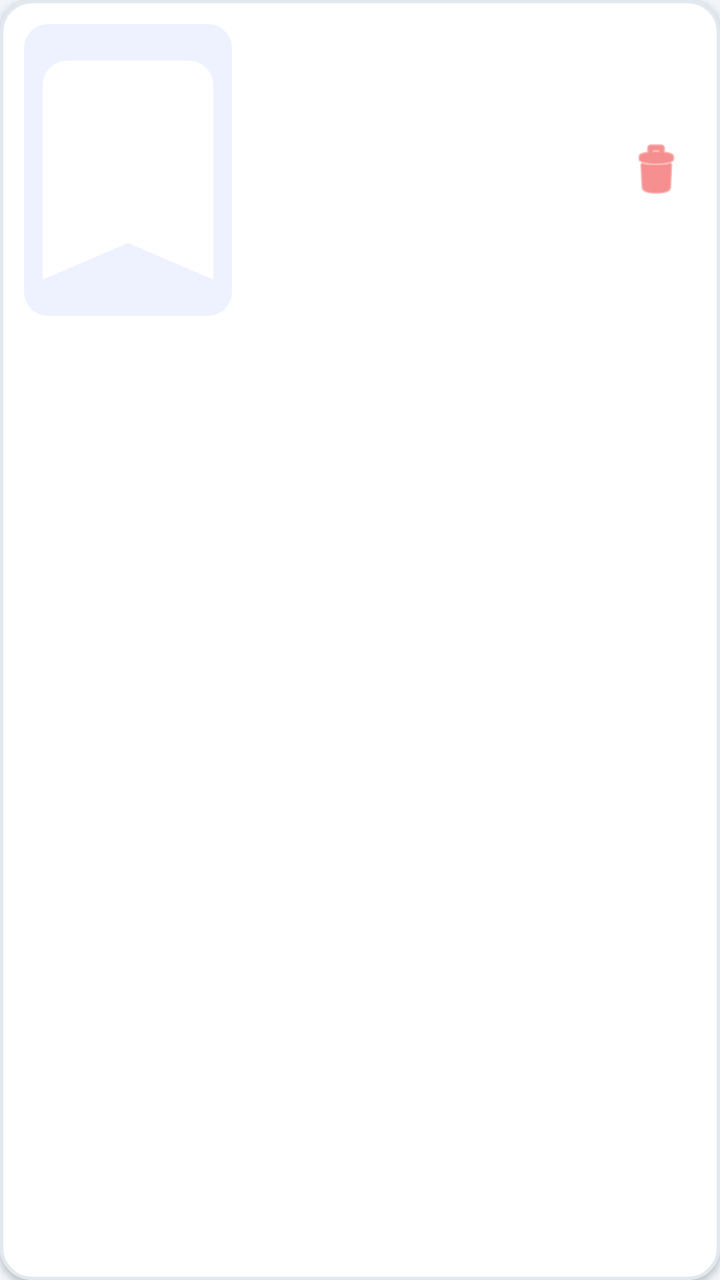
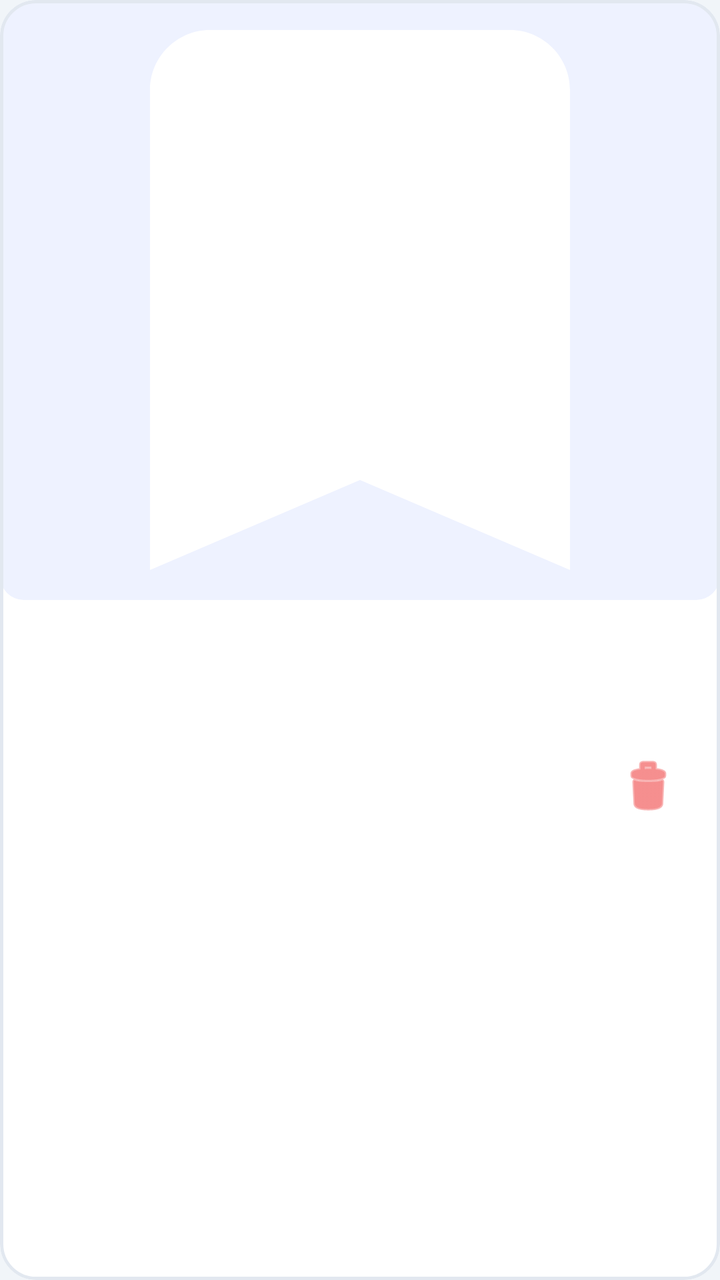

An Android layout rendered at two revisions. The XML below is the earlier revision; the diff shows what the commit changed to produce the second picture.
<!-- AndroidManifest.xml: application theme Theme.ReelSort -->
<!-- res/layout/item_reel.xml -->
<?xml version="1.0" encoding="utf-8"?>
<com.google.android.material.card.MaterialCardView
    xmlns:android="http://schemas.android.com/apk/res/android"
    xmlns:app="http://schemas.android.com/apk/res-auto"
    android:layout_width="match_parent"
    android:layout_height="wrap_content"
    android:layout_marginHorizontal="12dp"
    android:layout_marginVertical="7dp"
    app:cardBackgroundColor="@color/card_background"
    app:strokeColor="@color/card_stroke"
    app:strokeWidth="1.5dp"
    app:cardElevation="2dp"
    app:cardCornerRadius="16dp">

    <LinearLayout
        android:layout_width="match_parent"
        android:layout_height="wrap_content"
        android:orientation="horizontal"
        android:padding="12dp"
        android:gravity="center_vertical">

        
        <com.google.android.material.imageview.ShapeableImageView
            android:id="@+id/ivThumbnail"
            android:layout_width="104dp"
            android:layout_height="146dp"
            android:scaleType="centerCrop"
            android:background="@drawable/bg_icon_badge"
            android:src="@drawable/ic_bookmark"
            app:shapeAppearanceOverlay="@style/RoundedCornerImage"
            android:layout_marginEnd="14dp" />

        <LinearLayout
            android:layout_width="0dp"
            android:layout_height="wrap_content"
            android:layout_weight="1"
            android:orientation="vertical">

            
            <TextView
                android:id="@+id/tvTitle"
                android:layout_width="match_parent"
                android:layout_height="wrap_content"
                android:textSize="16sp"
                android:textStyle="bold"
                android:textColor="@color/text_primary"
                android:ellipsize="end"
                android:maxLines="3" />

            <TextView
                android:id="@+id/tvSubtitle"
                android:layout_width="match_parent"
                android:layout_height="wrap_content"
                android:textSize="13sp"
                android:textColor="@color/text_secondary"
                android:layout_marginTop="5dp"
                android:maxLines="1"
                android:ellipsize="end" />

            <TextView
                android:id="@+id/tvDate"
                android:layout_width="match_parent"
                android:layout_height="wrap_content"
                android:textSize="12sp"
                android:textColor="@color/text_muted"
                android:layout_marginTop="6dp" />
        </LinearLayout>

        <ImageButton
            android:id="@+id/btnDelete"
            android:layout_width="40dp"
            android:layout_height="40dp"
            android:padding="8dp"
            android:src="@android:drawable/ic_menu_delete"
            app:tint="@color/delete_icon_tint"
            android:background="?attr/selectableItemBackgroundBorderless"
            android:contentDescription="Delete"
            android:layout_marginStart="8dp" />
    </LinearLayout>
</com.google.android.material.card.MaterialCardView>
<!-- resources referenced by this layout -->
<resources>
  <color name="card_background">#FFFFFF</color>
  <color name="card_stroke">#E2E8F0</color>
  <color name="delete_icon_tint">#EF4444</color>
  <color name="text_muted">#64748B</color>
  <color name="text_primary">#0F172A</color>
  <color name="text_secondary">#334155</color>
  <!-- drawable bg_icon_badge (drawable) -->
  <?xml version="1.0" encoding="utf-8"?>
  <shape xmlns:android="http://schemas.android.com/apk/res/android"
      android:shape="rectangle">
      <solid android:color="@color/icon_container_bg" />
      <corners android:radius="12dp" />
  </shape>
  <!-- drawable ic_bookmark (drawable) -->
  <?xml version="1.0" encoding="utf-8"?>
  <vector xmlns:android="http://schemas.android.com/apk/res/android"
      android:width="24dp"
      android:height="24dp"
      android:viewportWidth="24"
      android:viewportHeight="24">
      
      <path
          android:fillColor="#FFFFFF"
          android:pathData="M17,3H7C5.9,3 5,3.9 5,5v16l7,-3 7,3V5C19,3.9 18.1,3 17,3z" />
  </vector>
  <style name="RoundedCornerImage">
          <item name="cornerSize">12dp</item>
      </style>
  <style name="Theme.ReelSort" parent="Theme.MaterialComponents.DayNight.NoActionBar">
          <item name="colorPrimary">@color/primary</item>
          <item name="colorPrimaryVariant">@color/primary_dark</item>
          <item name="colorOnPrimary">@color/white</item>
          <item name="colorSecondary">@color/accent</item>
          <item name="android:colorBackground">@color/background</item>
          <item name="colorSurface">@color/card_background</item>
          <item name="android:textColorPrimary">@color/text_primary</item>
          <item name="android:textColorSecondary">@color/text_secondary</item>
      </style>
  <color name="icon_container_bg">#EEF2FF</color>
  <color name="primary">#4F46E5</color>
  <color name="primary_dark">#3730A3</color>
  <color name="white">#FFFFFFFF</color>
  <color name="accent">#EC4899</color>
  <color name="background">#F1F5F9</color>
</resources>

<!-- the commit's change to res/layout/item_reel.xml (unified diff, before → after) -->
@@ -4,49 +4,48 @@
     xmlns:app="http://schemas.android.com/apk/res-auto"
     android:layout_width="match_parent"
     android:layout_height="wrap_content"
-    android:layout_marginHorizontal="12dp"
-    android:layout_marginVertical="7dp"
+    android:layout_marginHorizontal="14dp"
+    android:layout_marginVertical="10dp"
     app:cardBackgroundColor="@color/card_background"
     app:strokeColor="@color/card_stroke"
     app:strokeWidth="1.5dp"
-    app:cardElevation="2dp"
-    app:cardCornerRadius="16dp">
+    app:cardElevation="3dp"
+    app:cardCornerRadius="18dp">
 
     <LinearLayout
         android:layout_width="match_parent"
         android:layout_height="wrap_content"
-        android:orientation="horizontal"
-        android:padding="12dp"
-        android:gravity="center_vertical">
+        android:orientation="vertical">
 
         
         <com.google.android.material.imageview.ShapeableImageView
             android:id="@+id/ivThumbnail"
-            android:layout_width="104dp"
-            android:layout_height="146dp"
+            android:layout_width="match_parent"
+            android:layout_height="300dp"
             android:scaleType="centerCrop"
             android:background="@drawable/bg_icon_badge"
             android:src="@drawable/ic_bookmark"
-            app:shapeAppearanceOverlay="@style/RoundedCornerImage"
-            android:layout_marginEnd="14dp" />
+            app:shapeAppearanceOverlay="@style/RoundedCornerTopImage" />
 
+        
         <LinearLayout
-            android:layout_width="0dp"
+            android:layout_width="match_parent"
             android:layout_height="wrap_content"
-            android:layout_weight="1"
-            android:orientation="vertical">
+            android:orientation="vertical"
+            android:padding="16dp">
 
             
             <TextView
                 android:id="@+id/tvTitle"
                 android:layout_width="match_parent"
                 android:layout_height="wrap_content"
-                android:textSize="16sp"
+                android:textSize="17sp"
                 android:textStyle="bold"
                 android:textColor="@color/text_primary"
                 android:ellipsize="end"
                 android:maxLines="3" />
 
+            
             <TextView
                 android:id="@+id/tvSubtitle"
                 android:layout_width="match_parent"
@@ -57,24 +56,32 @@
                 android:maxLines="1"
                 android:ellipsize="end" />
 
-            <TextView
-                android:id="@+id/tvDate"
+            
+            <LinearLayout
                 android:layout_width="match_parent"
                 android:layout_height="wrap_content"
-                android:textSize="12sp"
-                android:textColor="@color/text_muted"
-                android:layout_marginTop="6dp" />
+                android:orientation="horizontal"
+                android:gravity="center_vertical"
+                android:layout_marginTop="12dp">
+
+                <TextView
+                    android:id="@+id/tvDate"
+                    android:layout_width="0dp"
+                    android:layout_height="wrap_content"
+                    android:layout_weight="1"
+                    android:textSize="12sp"
+                    android:textColor="@color/text_muted" />
+
+                <ImageButton
+                    android:id="@+id/btnDelete"
+                    android:layout_width="40dp"
+                    android:layout_height="40dp"
+                    android:padding="8dp"
+                    android:src="@android:drawable/ic_menu_delete"
+                    app:tint="@color/delete_icon_tint"
+                    android:background="?attr/selectableItemBackgroundBorderless"
+                    android:contentDescription="Delete" />
+            </LinearLayout>
         </LinearLayout>
-
-        <ImageButton
-            android:id="@+id/btnDelete"
-            android:layout_width="40dp"
-            android:layout_height="40dp"
-            android:padding="8dp"
-            android:src="@android:drawable/ic_menu_delete"
-            app:tint="@color/delete_icon_tint"
-            android:background="?attr/selectableItemBackgroundBorderless"
-            android:contentDescription="Delete"
-            android:layout_marginStart="8dp" />
     </LinearLayout>
 </com.google.android.material.card.MaterialCardView>
<!-- resource entries referenced after the edit -->
@@ -25,8 +25,11 @@
           android:fillColor="#FFFFFF"
           android:pathData="M17,3H7C5.9,3 5,3.9 5,5v16l7,-3 7,3V5C19,3.9 18.1,3 17,3z" />
   </vector>
-  <style name="RoundedCornerImage">
-          <item name="cornerSize">12dp</item>
+  <style name="RoundedCornerTopImage">
+          <item name="cornerSizeTopLeft">18dp</item>
+          <item name="cornerSizeTopRight">18dp</item>
+          <item name="cornerSizeBottomLeft">0dp</item>
+          <item name="cornerSizeBottomRight">0dp</item>
       </style>
   <style name="Theme.ReelSort" parent="Theme.MaterialComponents.DayNight.NoActionBar">
           <item name="colorPrimary">@color/primary</item>
